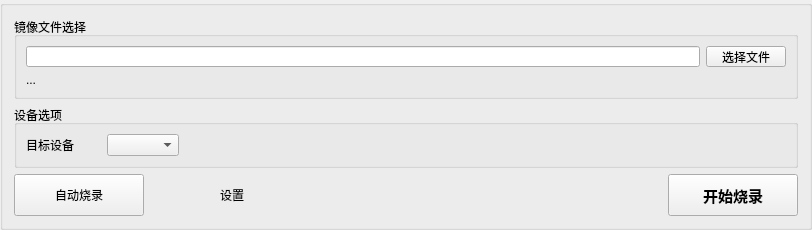
The window that gui/src/widgets/BurningControlWindow.ui (kendryte/k230_burning_tool) describes before a commit, drawn with Qt 5.
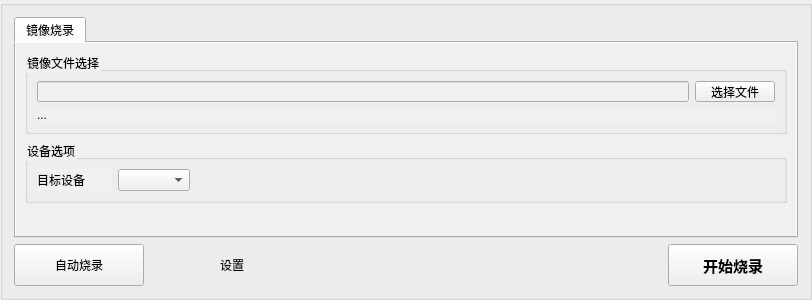
The same window after the commit. Icons and pictures are not drawn. Custom widgets are drawn as their Qt base class.

Commit message: Support Burn Image to eMMC and Nor Flash.

The edit to the form file:
```diff
--- a/gui/src/widgets/BurningControlWindow.ui
+++ b/gui/src/widgets/BurningControlWindow.ui
@@ -7,19 +7,19 @@
     <x>0</x>
     <y>0</y>
     <width>812</width>
-    <height>230</height>
+    <height>300</height>
    </rect>
   </property>
   <property name="minimumSize">
    <size>
-    <width>0</width>
-    <height>230</height>
+    <width>812</width>
+    <height>300</height>
    </size>
   </property>
   <property name="maximumSize">
    <size>
     <width>16777215</width>
-    <height>244</height>
+    <height>400</height>
    </size>
   </property>
   <property name="windowTitle">
@@ -27,6 +27,19 @@
   </property>
   <layout class="QGridLayout" name="gridLayout">
    <item row="0" column="0">
+    <widget class="QTabWidget" name="tabWidget">
+     <property name="styleSheet">
+      <string notr="true">background-color: rgb(240, 240, 240);</string>
+     </property>
+     <property name="currentIndex">
+      <number>0</number>
+     </property>
+     <widget class="QWidget" name="ImageBrun">
+      <attribute name="title">
+       <string>镜像烧录</string>
+      </attribute>
+      <layout class="QGridLayout" name="gridLayout_2">
+       <item row="0" column="0">
     <widget class="QGroupBox" name="groupBox_Image">
      <property name="minimumSize">
       <size>
@@ -108,6 +121,23 @@
     </widget>
    </item>
    <item row="2" column="0">
+        <spacer name="verticalSpacer">
+         <property name="orientation">
+          <enum>Qt::Vertical</enum>
+         </property>
+         <property name="sizeHint" stdset="0">
+          <size>
+           <width>58</width>
+           <height>29</height>
+          </size>
+         </property>
+        </spacer>
+       </item>
+      </layout>
+     </widget>
+    </widget>
+   </item>
+   <item row="1" column="0">
     <layout class="QHBoxLayout" name="horizontalLayout">
      <property name="spacing">
       <number>18</number>
```
Lines whose indentation alone changed are shown as unchanged. The commit also changes 20 other files.
